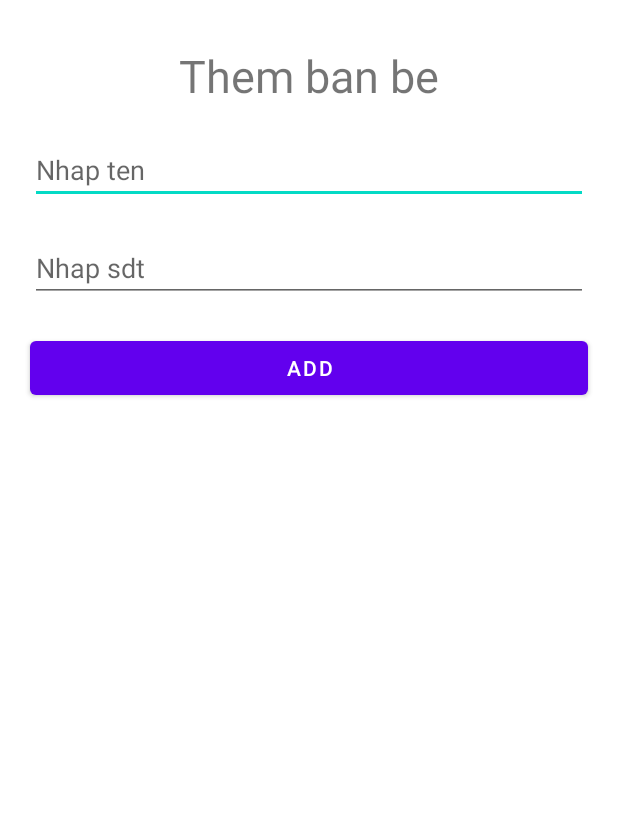
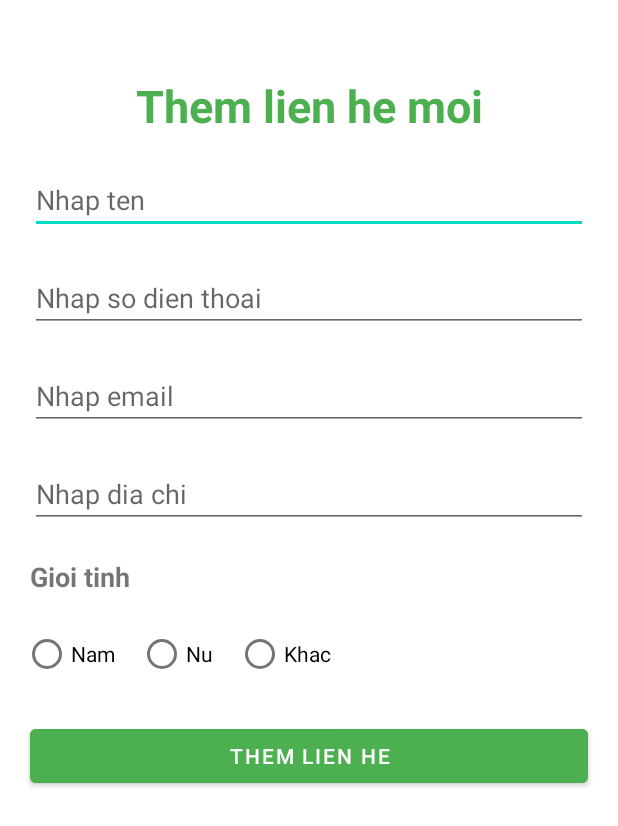
Before and after one commit to tanhuquan/android_day2, an Android app: the screen it shows after launch (AddFriendActivity before the commit, ThemLienHe after it), after a tap on "ADD", on a phone screen of 412 x 824 dp. Shown: the top 826 px of the screen. Run offline under Robolectric (Android 15) with nearby library versions, the phone set to English and light mode, and no system bars.

Commit message:
update homework

```diff
--- /dev/null
+++ b/app/src/main/java/com/example/bai1/LienHeDB.kt
@@ -0,0 +1,31 @@
+package com.example.bai1
+
+import android.content.Context
+import android.database.sqlite.SQLiteDatabase
+import android.database.sqlite.SQLiteOpenHelper
+
+class LienHeDB(context: Context, name: String, version: Int): SQLiteOpenHelper(context, name, null, version){
+    override fun onCreate(db: SQLiteDatabase?) {
+        createTable(db)
+    }
+
+    override fun onOpen(db: SQLiteDatabase?) {
+        super.onOpen(db)
+        createTable(db)
+    }
+
+    private fun createTable(db: SQLiteDatabase?) {
+        val sql = "create table if not exists LienHe(" + "icon integer," + "name text primary key," + "sdt text," + "email text," + "diachi text)"
+        db?.execSQL(sql)
+    }
+
+    override fun onUpgrade(
+        db: SQLiteDatabase?,
+        oldVersion: Int,
+        newVersion: Int
+    ) {
+        db?.execSQL("DROP TABLE IF EXISTS LienHe")
+        onCreate(db)
+    }
+
+}
--- /dev/null
+++ b/app/src/main/java/com/example/bai1/LienHe_ItemInfo.kt
@@ -0,0 +1,15 @@
+package com.example.bai1
+
+class LienHe_ItemInfo(
+    var icon: Int,
+    var name: String,
+    var sdt: String,
+    var email: String,
+    var diachi: String
+)
+
+var LienHeList = mutableListOf<LienHe_ItemInfo>(
+    LienHe_ItemInfo(R.drawable.img_1, "Nguyen Van A", "0987654321", "a@gmail.com", "Ha Noi"),
+    LienHe_ItemInfo(R.drawable.img_2, "Nguyen Van B", "0987654321", "b@gmail.com", "Ha Noi"),
+    LienHe_ItemInfo(R.drawable.img_3, "Nguyen Van C", "0987654321", "c@gmail.com", "Ha Noi"),
+    )
--- /dev/null
+++ b/app/src/main/java/com/example/bai1/ListLienHeActivity.kt
@@ -0,0 +1,68 @@
+package com.example.bai1
+
+import android.content.Intent
+import android.os.Bundle
+import android.widget.Button
+import androidx.activity.enableEdgeToEdge
+import androidx.appcompat.app.AppCompatActivity
+import androidx.core.view.ViewCompat
+import androidx.core.view.WindowInsetsCompat
+import androidx.recyclerview.widget.LinearLayoutManager
+
+class ListLienHeActivity : AppCompatActivity() {
+    lateinit var rcv: androidx.recyclerview.widget.RecyclerView
+    lateinit var adapter: LienHeAdapter
+    lateinit var btnAdd : Button
+    override fun onCreate(savedInstanceState: Bundle?) {
+
+
+        super.onCreate(savedInstanceState)
+        enableEdgeToEdge()
+        setContentView(R.layout.activity_list_lien_he)
+        ViewCompat.setOnApplyWindowInsetsListener(findViewById(R.id.main)) { v, insets ->
+            val systemBars = insets.getInsets(WindowInsetsCompat.Type.systemBars())
+            v.setPadding(systemBars.left, systemBars.top, systemBars.right, systemBars.bottom)
+            insets
+        }
+        LienHeList.clear()
+        val myDatabase = LienHeDB(this, "LienHe", 1)
+        val db = myDatabase.readableDatabase
+        try {
+            val pointer = db.rawQuery("select * from LienHe", null)
+            while(pointer.moveToNext()){
+                val t1 = pointer.getInt(0)
+                val t2 = pointer.getString(1)
+                val t3 = pointer.getString(2)
+                val t4 = pointer.getString(3)
+                val t5 = pointer.getString(4)
+                val item = LienHe_ItemInfo(t1, t2, t3, t4, t5)
+                LienHeList.add(item)
+            }
+            pointer.close()
+        } catch (e: Exception) {
+            e.printStackTrace()
+        } finally {
+            db.close()
+        }
+
+
+        rcv = findViewById(R.id.rcv)
+        adapter = LienHeAdapter(this)
+        rcv.layoutManager = LinearLayoutManager(this)
+        rcv.adapter = adapter
+
+        btnAdd = findViewById(R.id.btnAdd)
+        btnAdd.setOnClickListener {
+            val intent = Intent(this, ThemLienHe::class.java)
+            startActivity(intent)
+        }
+
+
+    }
+    override fun onRestart() {
+        super.onRestart()
+        adapter.notifyDataSetChanged()
+    }
+
+
+}
--- /dev/null
+++ b/app/src/main/java/com/example/bai1/ThemLienHe.kt
@@ -0,0 +1,87 @@
+package com.example.bai1
+
+import android.content.ContentValues
+import android.os.Bundle
+import android.widget.Button
+import android.widget.EditText
+import android.widget.RadioButton
+import android.widget.RadioGroup
+import android.widget.Toast
+import androidx.activity.enableEdgeToEdge
+import androidx.appcompat.app.AppCompatActivity
+import androidx.core.view.ViewCompat
+import androidx.core.view.WindowInsetsCompat
+
+class ThemLienHe : AppCompatActivity() {
+    val img_list = listOf<Int>(R.drawable.img_1,
+        R.drawable.img_2,
+        R.drawable.img_3,
+        R.drawable.img_4,
+        R.drawable.img_5,
+        R.drawable.img_6
+    )
+    override fun onCreate(savedInstanceState: Bundle?) {
+        lateinit var edt1: EditText
+        lateinit var edt2: EditText
+        lateinit var edt3: EditText
+        lateinit var edt4: EditText
+        lateinit var rg1: RadioGroup
+        lateinit var rb1: RadioButton
+        lateinit var rb2: RadioButton
+        lateinit var rb3: RadioButton
+        lateinit var btnAdd: Button
+
+
+
+        super.onCreate(savedInstanceState)
+        enableEdgeToEdge()
+        setContentView(R.layout.activity_them_lien_he)
+        ViewCompat.setOnApplyWindowInsetsListener(findViewById(R.id.main)) { v, insets ->
+            val systemBars = insets.getInsets(WindowInsetsCompat.Type.systemBars())
+            v.setPadding(systemBars.left, systemBars.top, systemBars.right, systemBars.bottom)
+            insets
+        }
+        edt1 = findViewById(R.id.edt1)
+        edt2 = findViewById(R.id.edt2)
+        edt3 = findViewById(R.id.edt3)
+        edt4 = findViewById(R.id.edt4)
+        rg1 = findViewById(R.id.rg1)
+        rb1 = findViewById(R.id.rb1)
+        rb2 = findViewById(R.id.rb2)
+        rb3 = findViewById(R.id.rb3)
+        btnAdd = findViewById(R.id.btnAdd)
+
+        btnAdd.setOnClickListener {
+            val t1 = edt1.text.toString()
+            val t2 = edt2.text.toString()
+            val t3 = edt3.text.toString()
+            val t4 = edt4.text.toString()
+            val t5 = if(rb1.isChecked) "Nam" else if(rb2.isChecked) "Nu" else "Khac"
+            val myDatabase = LienHeDB(this, "LienHe", 1)
+            val db = myDatabase.writableDatabase
+
+            val randomIcon = img_list.random()
+            val contentValues = ContentValues()
+            contentValues.put("icon", randomIcon)
+            contentValues.put("name", t1)
+            contentValues.put("sdt", t2)
+            contentValues.put("email", t3)
+            contentValues.put("diachi", t4)
+
+            val k = db.insert("LienHe", null, contentValues)
+            if(k>0){
+                val item = LienHe_ItemInfo(randomIcon, t1, t2, t3, t4)
+                LienHeList.add(item)
+                finish() // -> ket thuc 1 activity
+            }
+            else{
+                Toast.makeText(this, "Them that bai", Toast.LENGTH_SHORT).show()
+            }
+
+            db.close()
+
+        }
+
+
+    }
+}
--- /dev/null
+++ b/app/src/main/res/layout/activity_them_lien_he.xml
@@ -0,0 +1,116 @@
+<?xml version="1.0" encoding="utf-8"?>
+<androidx.constraintlayout.widget.ConstraintLayout xmlns:android="http://schemas.android.com/apk/res/android"
+    xmlns:app="http://schemas.android.com/apk/res-auto"
+    xmlns:tools="http://schemas.android.com/tools"
+    android:id="@+id/main"
+    android:layout_width="match_parent"
+    android:layout_height="match_parent"
+    tools:context=".ThemLienHe">
+
+    <TextView
+        android:layout_width="wrap_content"
+        android:layout_height="wrap_content"
+        android:text="Them lien he moi"
+        android:textSize="30sp"
+        android:textStyle="bold"
+        android:textColor="#4CAF50"
+        app:layout_constraintStart_toStartOf="parent"
+        app:layout_constraintEnd_toEndOf="parent"
+        app:layout_constraintTop_toTopOf="parent"
+        android:id="@+id/tv1"
+        android:layout_marginTop="50sp"
+        />
+    <EditText
+        android:layout_width="match_parent"
+        android:layout_height="wrap_content"
+        android:hint="Nhap ten"
+        android:id="@+id/edt1"
+        app:layout_constraintTop_toBottomOf="@+id/tv1"
+        android:layout_margin="20sp"
+        />
+    <EditText
+        android:layout_width="match_parent"
+        android:layout_height="wrap_content"
+        android:hint="Nhap so dien thoai"
+        android:id="@+id/edt2"
+        app:layout_constraintTop_toBottomOf="@+id/edt1"
+        android:layout_margin="20sp"
+        />
+    <EditText
+        android:layout_width="match_parent"
+        android:layout_height="wrap_content"
+        android:hint="Nhap email"
+        android:id="@+id/edt3"
+        app:layout_constraintTop_toBottomOf="@+id/edt2"
+        android:layout_margin="20sp"
+        />
+    <EditText
+        android:layout_width="match_parent"
+        android:layout_height="wrap_content"
+        android:hint="Nhap dia chi"
+        android:id="@+id/edt4"
+        app:layout_constraintTop_toBottomOf="@+id/edt3"
+        android:layout_margin="20sp"
+        />
+    <TextView
+        android:layout_width="wrap_content"
+        android:layout_height="wrap_content"
+        android:text="Gioi tinh"
+        android:textSize="18sp"
+        android:textStyle="bold"
+        android:id="@+id/tv2"
+        app:layout_constraintTop_toBottomOf="@+id/edt4"
+        android:layout_margin="20sp"
+        app:layout_constraintStart_toStartOf="parent"
+
+        />
+
+    <RadioGroup
+        android:layout_width="match_parent"
+        android:layout_height="wrap_content"
+        android:id="@+id/rg1"
+        app:layout_constraintTop_toBottomOf="@+id/tv2"
+        android:orientation="horizontal"
+        android:layout_margin="15dp">
+
+        <RadioButton
+            android:layout_width="wrap_content"
+            android:layout_height="wrap_content"
+            android:id="@+id/rb1"
+            android:text="Nam"
+            android:layout_marginEnd="15sp"
+            />
+        <RadioButton
+            android:layout_width="wrap_content"
+            android:layout_height="wrap_content"
+            android:id="@+id/rb2"
+            android:text="Nu"
+            android:layout_marginEnd="15sp"
+            />
+        <RadioButton
+            android:layout_width="wrap_content"
+            android:layout_height="wrap_content"
+            android:id="@+id/rb3"
+            android:text="Khac"
+            />
+    </RadioGroup>
+
+
+
+
+    <Button
+        android:layout_width="match_parent"
+        android:layout_height="wrap_content"
+        android:id="@+id/btnAdd"
+        android:text="Them lien he"
+        android:backgroundTint="#4CAF50"
+        app:layout_constraintTop_toBottomOf="@+id/rg1"
+        android:layout_margin="20sp"
+        />
+
+
+
+
+
+
+</androidx.constraintlayout.widget.ConstraintLayout>
--- a/app/src/main/res/values/themes.xml
+++ b/app/src/main/res/values/themes.xml
@@ -13,4 +13,8 @@
         <item name="android:statusBarColor">?attr/colorPrimaryVariant</item>
         <!-- Customize your theme here. -->
     </style>
+    <style name="CircleImage">
+        <item name="cornerFamily">rounded</item>
+        <item name="cornerSize">50%</item>
+    </style>
 </resources>
```
Also changed, not shown: app/src/main/AndroidManifest.xml (+16 -6 lines), app/src/main/java/com/example/bai1/FriendDAO.kt (+12 -12 lines), app/src/main/java/com/example/bai1/LienHe.kt (added, +13 -0 lines), app/src/main/java/com/example/bai1/LienHeAdapter.kt (added, +46 -0 lines), app/src/main/java/com/example/bai1/LienHeHolder.kt (added, +16 -0 lines), app/src/main/java/com/example/bai1/MyRoomDatabase.kt (+7 -7 lines), app/src/main/res/layout/activity_list_lien_he.xml (added, +39 -0 lines), app/src/main/res/layout/lien_he_layout.xml (added, +99 -0 lines).
